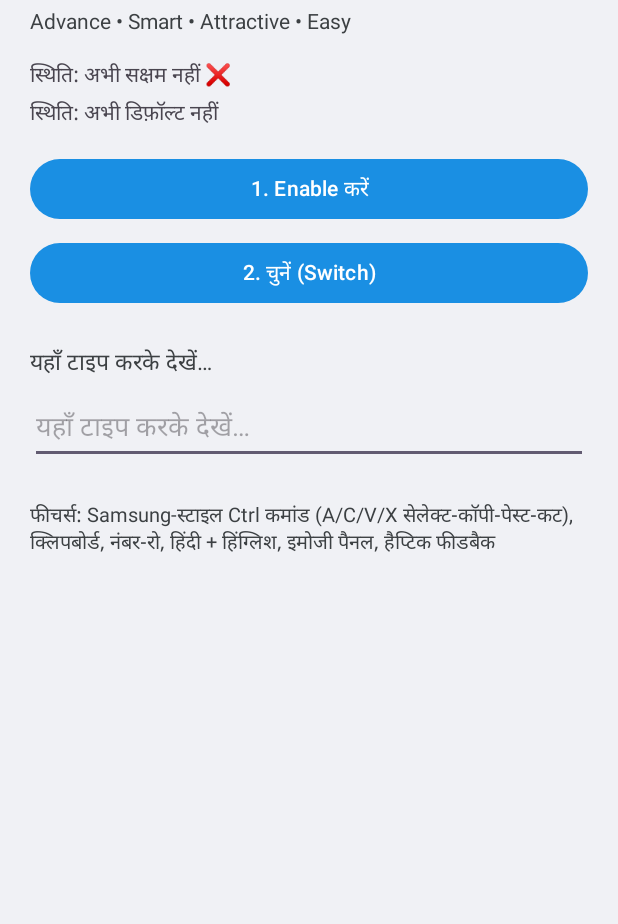
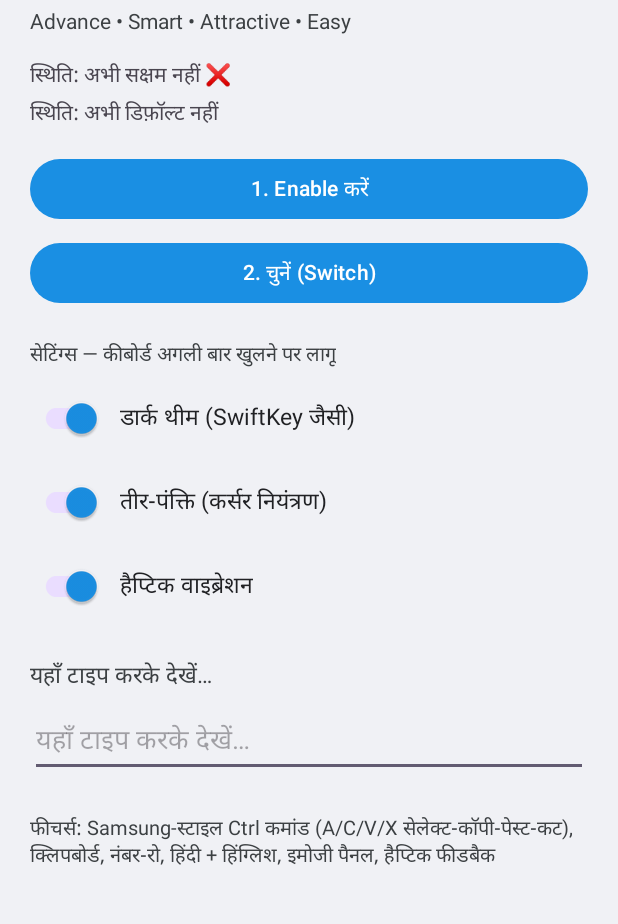
Before and after one commit to deepsilence10161-source/Keyboard, an Android app: the screen it shows after launch (MainActivity), on a phone screen of 412 x 824 dp, the part 87-1011 px from its top. Run offline under Robolectric (Android 15) with nearby library versions, the phone set to English and light mode, and no system bars.

Commit message:
feat(M5): Ctrl+Z/Y वास्तविक अनडू/रीडू (शब्द-समूहित स्नैपशॉट-स्टैक) + सेटिंग्स (थीम/तीर/हैप्टिक) + Ctrl-पूर्ण E2E

```diff
--- a/app/build.gradle.kts
+++ b/app/build.gradle.kts
@@ -11,7 +11,7 @@ android {
         applicationId = "com.astrakey.app"
         minSdk = 26
         targetSdk = 35
-        versionCode = 3
+        versionCode = 4
         versionName = "0.2.0"
         testInstrumentationRunner = "androidx.test.runner.AndroidJUnitRunner"
     }
--- a/app/src/main/java/com/astrakey/app/MainActivity.kt
+++ b/app/src/main/java/com/astrakey/app/MainActivity.kt
@@ -7,9 +7,10 @@ import android.view.inputmethod.InputMethodManager
 import android.widget.Button
 import android.widget.TextView
 import androidx.appcompat.app.AppCompatActivity
+import com.google.android.material.switchmaterial.SwitchMaterial
 
 /**
- * सेटअप गाइड — Enable → Choose → टाइप करके देखें
+ * सेटअप गाइड — Enable → Choose → टाइप करके देखें + कीबोर्ड-सेटिंग्स
  */
 class MainActivity : AppCompatActivity() {
 
@@ -33,6 +34,20 @@ class MainActivity : AppCompatActivity() {
                 startActivity(Intent(Settings.ACTION_INPUT_METHOD_SETTINGS))
             }
         }
+
+        bindSwitch(R.id.switchTheme, "theme_dark", true)
+        bindSwitch(R.id.switchArrows, "arrow_row", true)
+        bindSwitch(R.id.switchHaptic, "haptic", true)
+    }
+
+    /** कीबोर्ड-सेटिंग स्विच — prefs में सुरक्षित, IME अगली खुलने पर लागू करता है */
+    private fun bindSwitch(id: Int, key: String, def: Boolean) {
+        val sw = findViewById<SwitchMaterial>(id)
+        val prefs = getSharedPreferences("astrakey_prefs", MODE_PRIVATE)
+        sw.isChecked = prefs.getBoolean(key, def)
+        sw.setOnCheckedChangeListener { _, checked ->
+            prefs.edit().putBoolean(key, checked).apply()
+        }
     }
 
     override fun onResume() {
--- a/app/src/main/res/layout/activity_main.xml
+++ b/app/src/main/res/layout/activity_main.xml
@@ -59,6 +59,77 @@
         <TextView
             android:layout_width="wrap_content"
             android:layout_height="wrap_content"
+            android:layout_marginTop="20dp"
+            android:text="सेटिंग्स — कीबोर्ड अगली बार खुलने पर लागू"
+            android:textSize="13sp"
+            android:textColor="@color/strip_text" />
+
+        <LinearLayout
+            android:layout_width="match_parent"
+            android:layout_height="wrap_content"
+            android:orientation="horizontal"
+            android:gravity="center_vertical"
+            android:layout_marginTop="8dp">
+
+            <com.google.android.material.switchmaterial.SwitchMaterial
+                android:id="@+id/switchTheme"
+                android:layout_width="wrap_content"
+                android:layout_height="wrap_content" />
+
+            <TextView
+                android:layout_width="wrap_content"
+                android:layout_height="wrap_content"
+                android:layout_marginStart="12dp"
+                android:text="डार्क थीम (SwiftKey जैसी)"
+                android:textSize="15sp"
+                android:textColor="@color/key_text" />
+        </LinearLayout>
+
+        <LinearLayout
+            android:layout_width="match_parent"
+            android:layout_height="wrap_content"
+            android:orientation="horizontal"
+            android:gravity="center_vertical"
+            android:layout_marginTop="8dp">
+
+            <com.google.android.material.switchmaterial.SwitchMaterial
+                android:id="@+id/switchArrows"
+                android:layout_width="wrap_content"
+                android:layout_height="wrap_content" />
+
+            <TextView
+                android:layout_width="wrap_content"
+                android:layout_height="wrap_content"
+                android:layout_marginStart="12dp"
+                android:text="तीर-पंक्ति (कर्सर नियंत्रण)"
+                android:textSize="15sp"
+                android:textColor="@color/key_text" />
+        </LinearLayout>
+
+        <LinearLayout
+            android:layout_width="match_parent"
+            android:layout_height="wrap_content"
+            android:orientation="horizontal"
+            android:gravity="center_vertical"
+            android:layout_marginTop="8dp">
+
+            <com.google.android.material.switchmaterial.SwitchMaterial
+                android:id="@+id/switchHaptic"
+                android:layout_width="wrap_content"
+                android:layout_height="wrap_content" />
+
+            <TextView
+                android:layout_width="wrap_content"
+                android:layout_height="wrap_content"
+                android:layout_marginStart="12dp"
+                android:text="हैप्टिक वाइब्रेशन"
+                android:textSize="15sp"
+                android:textColor="@color/key_text" />
+        </LinearLayout>
+
+        <TextView
+            android:layout_width="wrap_content"
+            android:layout_height="wrap_content"
             android:layout_marginTop="24dp"
             android:text="@string/demo_hint"
             android:textSize="15sp"
```
Also changed, not shown: app/src/main/java/com/astrakey/app/ime/commands/CommandEngine.kt (+41 -0 lines), app/src/main/java/com/astrakey/app/ime/commands/UndoManager.kt (added, +43 -0 lines), app/src/main/java/com/astrakey/app/ime/keyboard/KeyboardView.kt (+37 -8 lines), 2 other files.
